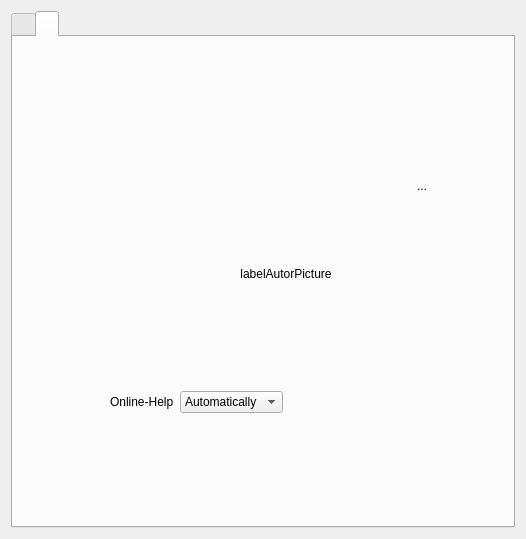
Before: the Qt Designer form showclick/showclickDialog.ui in vkohaupt/vokoShowClick, drawn with Qt 5.
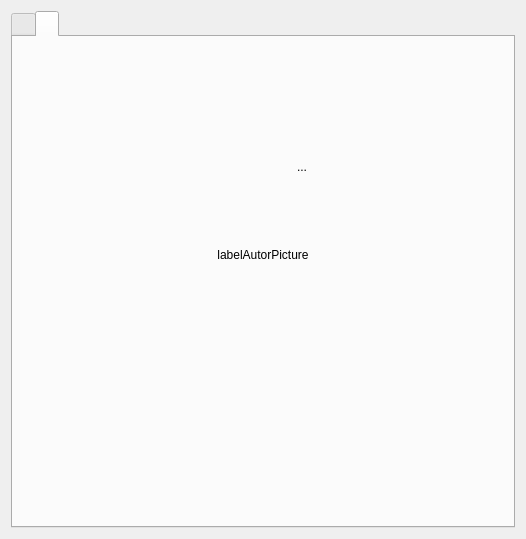
After: the same form once the commit is applied. The open tabs and pages were chosen to show the change. Icons and pictures are not drawn.

Commit message: Add pictures in about

```diff
--- a/showclick/showclickDialog.ui
+++ b/showclick/showclickDialog.ui
@@ -23,7 +23,7 @@
    <item>
     <widget class="QTabWidget" name="tabWidget">
      <property name="currentIndex">
-      <number>0</number>
+      <number>1</number>
      </property>
      <property name="iconSize">
       <size>
@@ -460,47 +460,20 @@
        </item>
        <item>
         <layout class="QGridLayout" name="gridLayout_7">
-         <item row="0" column="1" alignment="Qt::AlignHCenter">
-          <widget class="QToolButton" name="toolButton">
-           <property name="text">
-            <string notr="true"/>
+         <item row="0" column="5">
+          <spacer name="horizontalSpacer_4">
+           <property name="orientation">
+            <enum>Qt::Horizontal</enum>
            </property>
-           <property name="icon">
-            <iconset resource="../showclick.qrc">
-             <normaloff>:/pictures/showclick/go-home.png</normaloff>:/pictures/showclick/go-home.png</iconset>
-           </property>
-           <property name="iconSize">
+           <property name="sizeHint" stdset="0">
             <size>
-             <width>64</width>
-             <height>64</height>
+             <width>40</width>
+             <height>20</height>
             </size>
            </property>
-           <property name="autoRaise">
-            <bool>true</bool>
-           </property>
-          </widget>
+          </spacer>
          </item>
-         <item row="0" column="0">
-          <widget class="QToolButton" name="toolButton_3">
-           <property name="text">
-            <string notr="true"/>
-           </property>
-           <property name="icon">
-            <iconset resource="../showclick.qrc">
-             <normaloff>:/pictures/showclick/donate.png</normaloff>:/pictures/showclick/donate.png</iconset>
-           </property>
-           <property name="iconSize">
-            <size>
-             <width>64</width>
-             <height>64</height>
-            </size>
-           </property>
-           <property name="autoRaise">
-            <bool>true</bool>
-           </property>
-          </widget>
-         </item>
-         <item row="2" column="1">
+         <item row="2" column="2" colspan="2" alignment="Qt::AlignHCenter">
           <widget class="QLabel" name="labelAutorPicture">
            <property name="maximumSize">
             <size>
@@ -519,7 +492,7 @@
            </property>
           </widget>
          </item>
-         <item row="0" column="2">
+         <item row="0" column="3">
           <widget class="QToolButton" name="toolButton_2">
            <property name="text">
             <string>...</string>
@@ -539,7 +512,60 @@
            </property>
           </widget>
          </item>
-         <item row="1" column="1">
+         <item row="0" column="0">
+          <spacer name="horizontalSpacer_2">
+           <property name="orientation">
+            <enum>Qt::Horizontal</enum>
+           </property>
+           <property name="sizeHint" stdset="0">
+            <size>
+             <width>40</width>
+             <height>20</height>
+            </size>
+           </property>
+          </spacer>
+         </item>
+         <item row="0" column="2" alignment="Qt::AlignHCenter">
+          <widget class="QToolButton" name="toolButton">
+           <property name="text">
+            <string notr="true"/>
+           </property>
+           <property name="icon">
+            <iconset resource="../showclick.qrc">
+             <normaloff>:/pictures/showclick/go-home.png</normaloff>:/pictures/showclick/go-home.png</iconset>
+           </property>
+           <property name="iconSize">
+            <size>
+             <width>64</width>
+             <height>64</height>
+            </size>
+           </property>
+           <property name="autoRaise">
+            <bool>true</bool>
+           </property>
+          </widget>
+         </item>
+         <item row="0" column="1">
+          <widget class="QToolButton" name="toolButton_3">
+           <property name="text">
+            <string notr="true"/>
+           </property>
+           <property name="icon">
+            <iconset resource="../showclick.qrc">
+             <normaloff>:/pictures/showclick/donate.png</normaloff>:/pictures/showclick/donate.png</iconset>
+           </property>
+           <property name="iconSize">
+            <size>
+             <width>64</width>
+             <height>64</height>
+            </size>
+           </property>
+           <property name="autoRaise">
+            <bool>true</bool>
+           </property>
+          </widget>
+         </item>
+         <item row="1" column="2">
           <spacer name="verticalSpacer_7">
            <property name="orientation">
             <enum>Qt::Vertical</enum>
@@ -552,98 +578,29 @@
            </property>
           </spacer>
          </item>
-        </layout>
-       </item>
-       <item>
-        <spacer name="verticalSpacer">
-         <property name="orientation">
-          <enum>Qt::Vertical</enum>
-         </property>
-         <property name="sizeHint" stdset="0">
-          <size>
-           <width>20</width>
-           <height>40</height>
-          </size>
-         </property>
-        </spacer>
-       </item>
-       <item>
-        <layout class="QHBoxLayout" name="horizontalLayout_10">
-         <item>
-          <spacer name="horizontalSpacer_12">
-           <property name="orientation">
-            <enum>Qt::Horizontal</enum>
-           </property>
-           <property name="sizeHint" stdset="0">
-            <size>
-             <width>40</width>
-             <height>20</height>
-            </size>
-           </property>
-          </spacer>
-         </item>
-         <item>
-          <widget class="QLabel" name="label_20">
+         <item row="0" column="4">
+          <widget class="QToolButton" name="toolButton_4">
            <property name="text">
-            <string notr="true">Online-Help</string>
+            <string notr="true"/>
            </property>
-          </widget>
-         </item>
-         <item>
-          <widget class="QComboBox" name="comboBoxOnlineHelp">
-           <property name="currentText">
-            <string notr="true">Automatically</string>
-           </property>
-           <item>
-            <property name="text">
-             <string notr="true">Automatically</string>
-            </property>
-           </item>
-          </widget>
-         </item>
-         <item>
-          <spacer name="horizontalSpacer_6">
-           <property name="orientation">
-            <enum>Qt::Horizontal</enum>
-           </property>
-           <property name="sizeHint" stdset="0">
-            <size>
-             <width>40</width>
-             <height>20</height>
-            </size>
-           </property>
-          </spacer>
-         </item>
-         <item>
-          <widget class="QPushButton" name="pushButtonLicense">
            <property name="icon">
             <iconset resource="../showclick.qrc">
              <normaloff>:/pictures/showclick/copyright.png</normaloff>:/pictures/showclick/copyright.png</iconset>
            </property>
            <property name="iconSize">
             <size>
-             <width>48</width>
-             <height>48</height>
+             <width>64</width>
+             <height>64</height>
             </size>
            </property>
-           <property name="flat">
+           <property name="shortcut">
+            <string notr="true"/>
+           </property>
+           <property name="autoRaise">
             <bool>true</bool>
            </property>
           </widget>
          </item>
-         <item>
-          <spacer name="horizontalSpacer_10">
-           <property name="orientation">
-            <enum>Qt::Horizontal</enum>
-           </property>
-           <property name="sizeHint" stdset="0">
-            <size>
-             <width>40</width>
-             <height>20</height>
-            </size>
-           </property>
-          </spacer>
-         </item>
         </layout>
        </item>
        <item>
@@ -659,6 +616,32 @@
          </property>
         </spacer>
        </item>
+       <item>
+        <spacer name="verticalSpacer">
+         <property name="orientation">
+          <enum>Qt::Vertical</enum>
+         </property>
+         <property name="sizeHint" stdset="0">
+          <size>
+           <width>20</width>
+           <height>40</height>
+          </size>
+         </property>
+        </spacer>
+       </item>
+       <item>
+        <spacer name="verticalSpacer_4">
+         <property name="orientation">
+          <enum>Qt::Vertical</enum>
+         </property>
+         <property name="sizeHint" stdset="0">
+          <size>
+           <width>20</width>
+           <height>40</height>
+          </size>
+         </property>
+        </spacer>
+       </item>
       </layout>
      </widget>
     </widget>
```
The commit also changes 1 other file.
